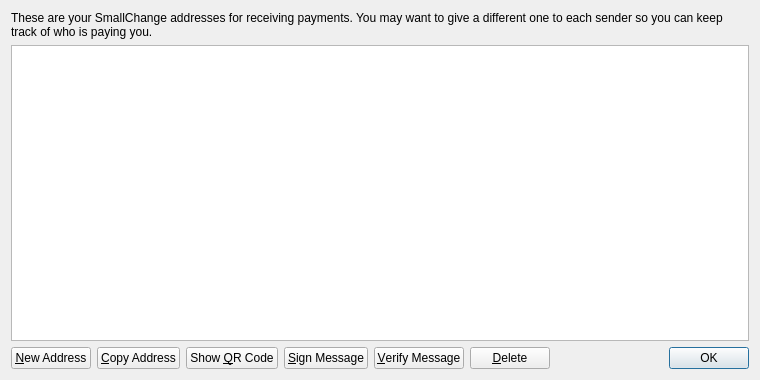
Old version of the form src/qt/forms/addressbookpage.ui in the repository GhostLion/GameCoin.
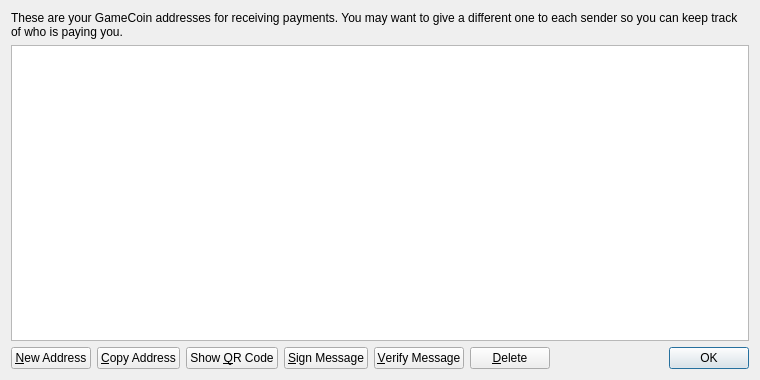
New version of the form. Icons and pictures are not drawn.

```diff
--- a/src/qt/forms/addressbookpage.ui
+++ b/src/qt/forms/addressbookpage.ui
@@ -17,7 +17,7 @@
    <item>
     <widget class="QLabel" name="labelExplanation">
      <property name="text">
-      <string>These are your SmallChange addresses for receiving payments. You may want to give a different one to each sender so you can keep track of who is paying you.</string>
+      <string>These are your GameCoin addresses for receiving payments. You may want to give a different one to each sender so you can keep track of who is paying you.</string>
      </property>
      <property name="textFormat">
       <enum>Qt::PlainText</enum>
```
